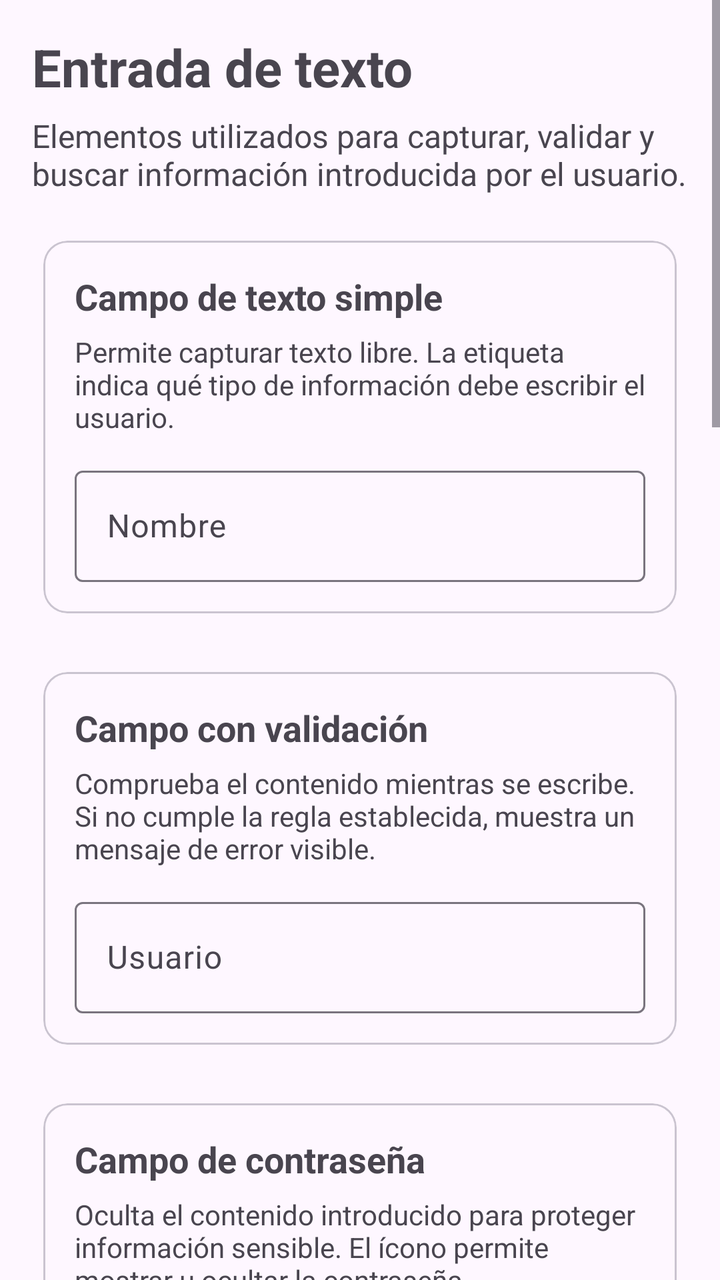
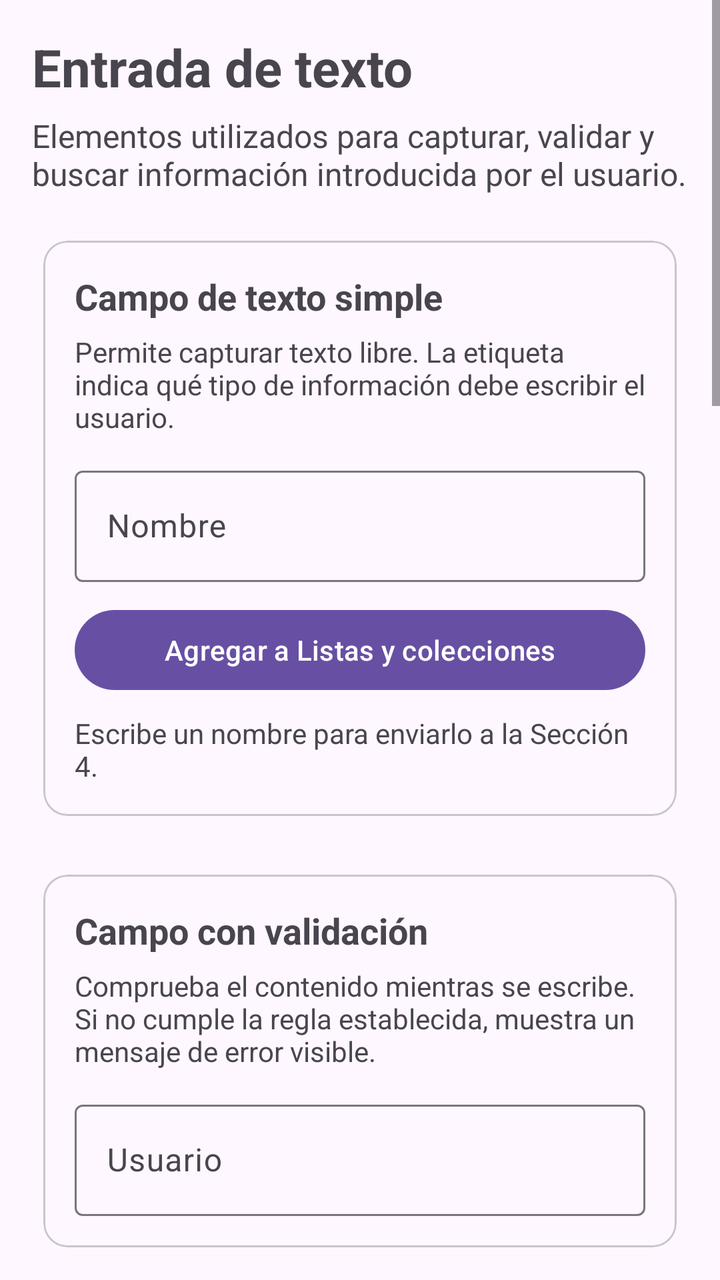

Screens rendered from an Android XML layout before and after an edit, with the pre-edit source and the edit as a unified diff.
<!-- AndroidManifest.xml: application theme Theme.ElementosUIViews -->
<!-- res/layout/fragment_entrada_texto.xml -->
<?xml version="1.0" encoding="utf-8"?>
<ScrollView xmlns:android="http://schemas.android.com/apk/res/android"
    xmlns:app="http://schemas.android.com/apk/res-auto"
    android:layout_width="match_parent"
    android:layout_height="match_parent"
    android:fillViewport="true">

    <LinearLayout
        android:layout_width="match_parent"
        android:layout_height="wrap_content"
        android:orientation="vertical"
        android:padding="16dp">

        <TextView
            android:layout_width="match_parent"
            android:layout_height="wrap_content"
            android:text="Entrada de texto"
            android:textSize="26sp"
            android:textStyle="bold" />

        <TextView
            android:layout_width="match_parent"
            android:layout_height="wrap_content"
            android:layout_marginTop="6dp"
            android:layout_marginBottom="16dp"
            android:text="Elementos utilizados para capturar, validar y buscar información introducida por el usuario."
            android:textSize="16sp" />

        

        <com.google.android.material.card.MaterialCardView
            android:layout_width="match_parent"
            android:layout_height="wrap_content"
            android:layout_marginBottom="16dp"
            app:cardUseCompatPadding="true">

            <LinearLayout
                android:layout_width="match_parent"
                android:layout_height="wrap_content"
                android:orientation="vertical"
                android:padding="16dp">

                <TextView
                    android:layout_width="match_parent"
                    android:layout_height="wrap_content"
                    android:text="Campo de texto simple"
                    android:textSize="18sp"
                    android:textStyle="bold" />

                <TextView
                    android:layout_width="match_parent"
                    android:layout_height="wrap_content"
                    android:layout_marginTop="6dp"
                    android:layout_marginBottom="12dp"
                    android:text="Permite capturar texto libre. La etiqueta indica qué tipo de información debe escribir el usuario."
                    android:textSize="14sp" />

                <com.google.android.material.textfield.TextInputLayout
                    android:layout_width="match_parent"
                    android:layout_height="wrap_content"
                    android:hint="Nombre">

                    <com.google.android.material.textfield.TextInputEditText
                        android:id="@+id/etNombre"
                        android:layout_width="match_parent"
                        android:layout_height="wrap_content"
                        android:inputType="textPersonName" />

                </com.google.android.material.textfield.TextInputLayout>

            </LinearLayout>

        </com.google.android.material.card.MaterialCardView>

        

        <com.google.android.material.card.MaterialCardView
            android:layout_width="match_parent"
            android:layout_height="wrap_content"
            android:layout_marginBottom="16dp"
            app:cardUseCompatPadding="true">

            <LinearLayout
                android:layout_width="match_parent"
                android:layout_height="wrap_content"
                android:orientation="vertical"
                android:padding="16dp">

                <TextView
                    android:layout_width="match_parent"
                    android:layout_height="wrap_content"
                    android:text="Campo con validación"
                    android:textSize="18sp"
                    android:textStyle="bold" />

                <TextView
                    android:layout_width="match_parent"
                    android:layout_height="wrap_content"
                    android:layout_marginTop="6dp"
                    android:layout_marginBottom="12dp"
                    android:text="Comprueba el contenido mientras se escribe. Si no cumple la regla establecida, muestra un mensaje de error visible."
                    android:textSize="14sp" />

                <com.google.android.material.textfield.TextInputLayout
                    android:id="@+id/tilUsuario"
                    android:layout_width="match_parent"
                    android:layout_height="wrap_content"
                    android:hint="Usuario">

                    <com.google.android.material.textfield.TextInputEditText
                        android:id="@+id/etUsuario"
                        android:layout_width="match_parent"
                        android:layout_height="wrap_content"
                        android:inputType="text" />

                </com.google.android.material.textfield.TextInputLayout>

            </LinearLayout>

        </com.google.android.material.card.MaterialCardView>

        

        <com.google.android.material.card.MaterialCardView
            android:layout_width="match_parent"
            android:layout_height="wrap_content"
            android:layout_marginBottom="16dp"
            app:cardUseCompatPadding="true">

            <LinearLayout
                android:layout_width="match_parent"
                android:layout_height="wrap_content"
                android:orientation="vertical"
                android:padding="16dp">

                <TextView
                    android:layout_width="match_parent"
                    android:layout_height="wrap_content"
                    android:text="Campo de contraseña"
                    android:textSize="18sp"
                    android:textStyle="bold" />

                <TextView
                    android:layout_width="match_parent"
                    android:layout_height="wrap_content"
                    android:layout_marginTop="6dp"
                    android:layout_marginBottom="12dp"
                    android:text="Oculta el contenido introducido para proteger información sensible. El ícono permite mostrar u ocultar la contraseña."
                    android:textSize="14sp" />

                <com.google.android.material.textfield.TextInputLayout
                    android:layout_width="match_parent"
                    android:layout_height="wrap_content"
                    android:hint="Contraseña"
                    app:endIconMode="password_toggle">

                    <com.google.android.material.textfield.TextInputEditText
                        android:id="@+id/etPassword"
                        android:layout_width="match_parent"
                        android:layout_height="wrap_content"
                        android:inputType="textPassword" />

                </com.google.android.material.textfield.TextInputLayout>

            </LinearLayout>

        </com.google.android.material.card.MaterialCardView>

        

        <com.google.android.material.card.MaterialCardView
            android:layout_width="match_parent"
            android:layout_height="wrap_content"
            android:layout_marginBottom="16dp"
            app:cardUseCompatPadding="true">

            <LinearLayout
                android:layout_width="match_parent"
                android:layout_height="wrap_content"
                android:orientation="vertical"
                android:padding="16dp">

                <TextView
                    android:layout_width="match_parent"
                    android:layout_height="wrap_content"
                    android:text="Campos con distintos tipos de teclado"
                    android:textSize="18sp"
                    android:textStyle="bold" />

                <TextView
                    android:layout_width="match_parent"
                    android:layout_height="wrap_content"
                    android:layout_marginTop="6dp"
                    android:layout_marginBottom="12dp"
                    android:text="El teclado mostrado cambia según el dato solicitado. Aquí se demuestran entradas numéricas, de correo electrónico y de teléfono."
                    android:textSize="14sp" />

                <com.google.android.material.textfield.TextInputLayout
                    android:layout_width="match_parent"
                    android:layout_height="wrap_content"
                    android:hint="Edad">

                    <com.google.android.material.textfield.TextInputEditText
                        android:id="@+id/etEdad"
                        android:layout_width="match_parent"
                        android:layout_height="wrap_content"
                        android:inputType="number" />

                </com.google.android.material.textfield.TextInputLayout>

                <com.google.android.material.textfield.TextInputLayout
                    android:layout_width="match_parent"
                    android:layout_height="wrap_content"
                    android:layout_marginTop="10dp"
                    android:hint="Correo electrónico">

                    <com.google.android.material.textfield.TextInputEditText
                        android:id="@+id/etCorreo"
                        android:layout_width="match_parent"
                        android:layout_height="wrap_content"
                        android:inputType="textEmailAddress" />

                </com.google.android.material.textfield.TextInputLayout>

                <com.google.android.material.textfield.TextInputLayout
                    android:layout_width="match_parent"
                    android:layout_height="wrap_content"
                    android:layout_marginTop="10dp"
                    android:hint="Teléfono">

                    <com.google.android.material.textfield.TextInputEditText
                        android:id="@+id/etTelefono"
                        android:layout_width="match_parent"
                        android:layout_height="wrap_content"
                        android:inputType="phone" />

                </com.google.android.material.textfield.TextInputLayout>

            </LinearLayout>

        </com.google.android.material.card.MaterialCardView>

        

        <com.google.android.material.card.MaterialCardView
            android:layout_width="match_parent"
            android:layout_height="wrap_content"
            android:layout_marginBottom="16dp"
            app:cardUseCompatPadding="true">

            <LinearLayout
                android:layout_width="match_parent"
                android:layout_height="wrap_content"
                android:orientation="vertical"
                android:padding="16dp">

                <TextView
                    android:layout_width="match_parent"
                    android:layout_height="wrap_content"
                    android:text="Campo multilínea"
                    android:textSize="18sp"
                    android:textStyle="bold" />

                <TextView
                    android:layout_width="match_parent"
                    android:layout_height="wrap_content"
                    android:layout_marginTop="6dp"
                    android:layout_marginBottom="12dp"
                    android:text="Permite escribir contenido de varias líneas. Es útil para comentarios, observaciones y descripciones extensas."
                    android:textSize="14sp" />

                <com.google.android.material.textfield.TextInputLayout
                    android:layout_width="match_parent"
                    android:layout_height="wrap_content"
                    android:hint="Comentarios">

                    <com.google.android.material.textfield.TextInputEditText
                        android:id="@+id/etComentarios"
                        android:layout_width="match_parent"
                        android:layout_height="wrap_content"
                        android:gravity="top|start"
                        android:inputType="textMultiLine"
                        android:minLines="4" />

                </com.google.android.material.textfield.TextInputLayout>

            </LinearLayout>

        </com.google.android.material.card.MaterialCardView>

        

        <com.google.android.material.card.MaterialCardView
            android:layout_width="match_parent"
            android:layout_height="wrap_content"
            android:layout_marginBottom="16dp"
            app:cardUseCompatPadding="true">

            <LinearLayout
                android:layout_width="match_parent"
                android:layout_height="wrap_content"
                android:orientation="vertical"
                android:padding="16dp">

                <TextView
                    android:layout_width="match_parent"
                    android:layout_height="wrap_content"
                    android:text="Campo con opciones desplegables"
                    android:textSize="18sp"
                    android:textStyle="bold" />

                <TextView
                    android:layout_width="match_parent"
                    android:layout_height="wrap_content"
                    android:layout_marginTop="6dp"
                    android:layout_marginBottom="12dp"
                    android:text="Permite elegir un valor de una lista previamente definida, evitando que el usuario tenga que escribirlo manualmente."
                    android:textSize="14sp" />

                <Spinner
                    android:id="@+id/spinnerOpciones"
                    android:layout_width="match_parent"
                    android:layout_height="wrap_content"
                    android:minHeight="48dp" />

                <TextView
                    android:id="@+id/tvOpcionSeleccionada"
                    android:layout_width="match_parent"
                    android:layout_height="wrap_content"
                    android:layout_marginTop="10dp"
                    android:text="Opción seleccionada: Opción A"
                    android:textSize="14sp" />

            </LinearLayout>

        </com.google.android.material.card.MaterialCardView>

        

        <com.google.android.material.card.MaterialCardView
            android:layout_width="match_parent"
            android:layout_height="wrap_content"
            android:layout_marginBottom="24dp"
            app:cardUseCompatPadding="true">

            <LinearLayout
                android:layout_width="match_parent"
                android:layout_height="wrap_content"
                android:orientation="vertical"
                android:padding="16dp">

                <TextView
                    android:layout_width="match_parent"
                    android:layout_height="wrap_content"
                    android:text="Barra de búsqueda"
                    android:textSize="18sp"
                    android:textStyle="bold" />

                <TextView
                    android:layout_width="match_parent"
                    android:layout_height="wrap_content"
                    android:layout_marginTop="6dp"
                    android:layout_marginBottom="12dp"
                    android:text="Permite localizar elementos escribiendo una palabra o parte de ella. Los resultados cambian en tiempo real."
                    android:textSize="14sp" />

                <androidx.appcompat.widget.SearchView
                    android:id="@+id/searchView"
                    android:layout_width="match_parent"
                    android:layout_height="wrap_content"
                    android:queryHint="Buscar sección..." />

                <TextView
                    android:id="@+id/tvResultadosBusqueda"
                    android:layout_width="match_parent"
                    android:layout_height="wrap_content"
                    android:layout_marginTop="12dp"
                    android:text="Resultados:"
                    android:textSize="14sp" />

            </LinearLayout>

        </com.google.android.material.card.MaterialCardView>

    </LinearLayout>

</ScrollView>
<!-- resources referenced by this layout -->
<resources>
  <style name="Theme.ElementosUIViews" parent="Base.Theme.ElementosUIViews" />
  <style name="Base.Theme.ElementosUIViews" parent="Theme.Material3.DayNight.NoActionBar">
          
          
      </style>
</resources>

<!-- the commit's change to res/layout/fragment_entrada_texto.xml (unified diff, before → after) -->
@@ -68,6 +68,21 @@
 
                 </com.google.android.material.textfield.TextInputLayout>
 
+                <com.google.android.material.button.MaterialButton
+                    android:id="@+id/btnAgregarALista"
+                    android:layout_width="match_parent"
+                    android:layout_height="wrap_content"
+                    android:layout_marginTop="10dp"
+                    android:text="Agregar a Listas y colecciones" />
+
+                <TextView
+                    android:id="@+id/tvConexion"
+                    android:layout_width="match_parent"
+                    android:layout_height="wrap_content"
+                    android:layout_marginTop="8dp"
+                    android:text="Escribe un nombre para enviarlo a la Sección 4."
+                    android:textSize="14sp" />
+
             </LinearLayout>
 
         </com.google.android.material.card.MaterialCardView>
